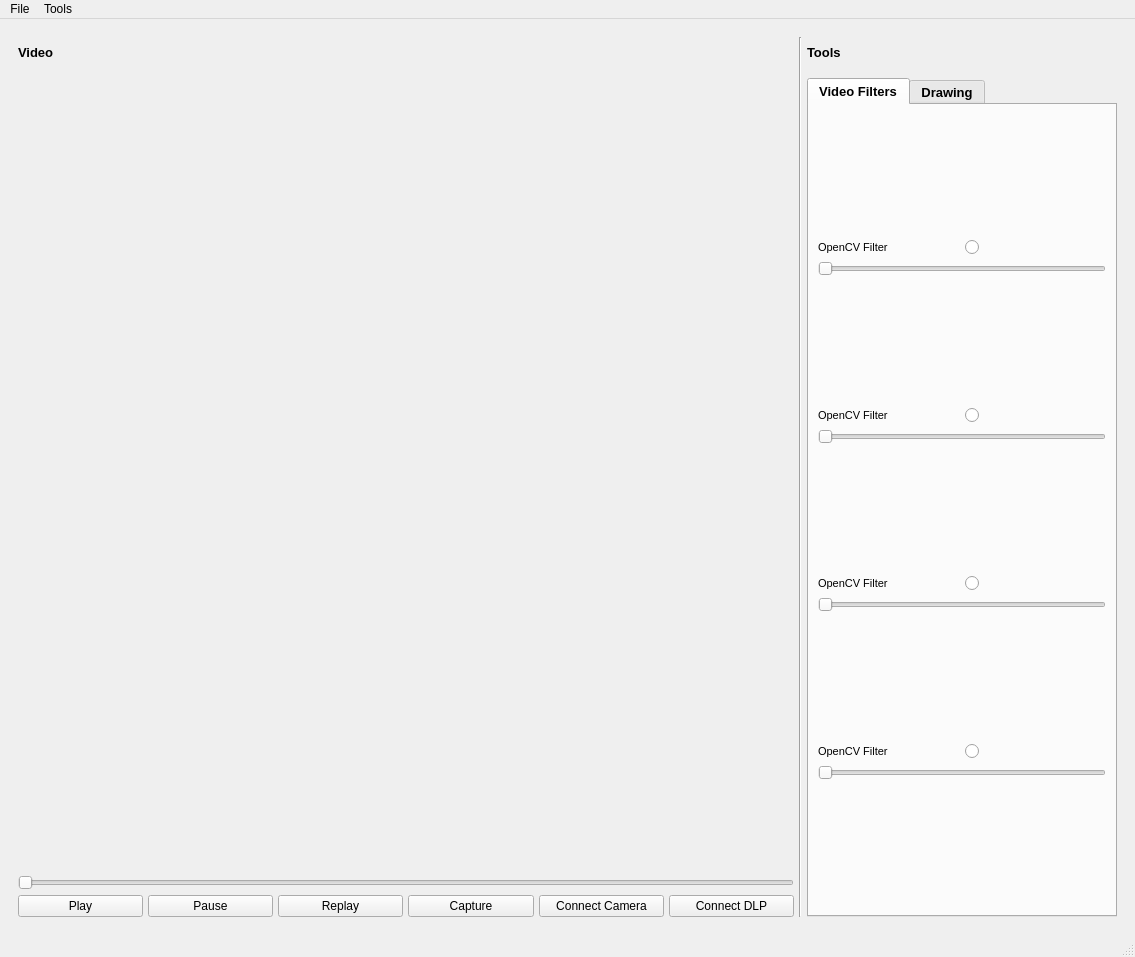
Old version of the form src/ui/dlpctl.ui in the repository tarumishra9498/dlpctlF25.
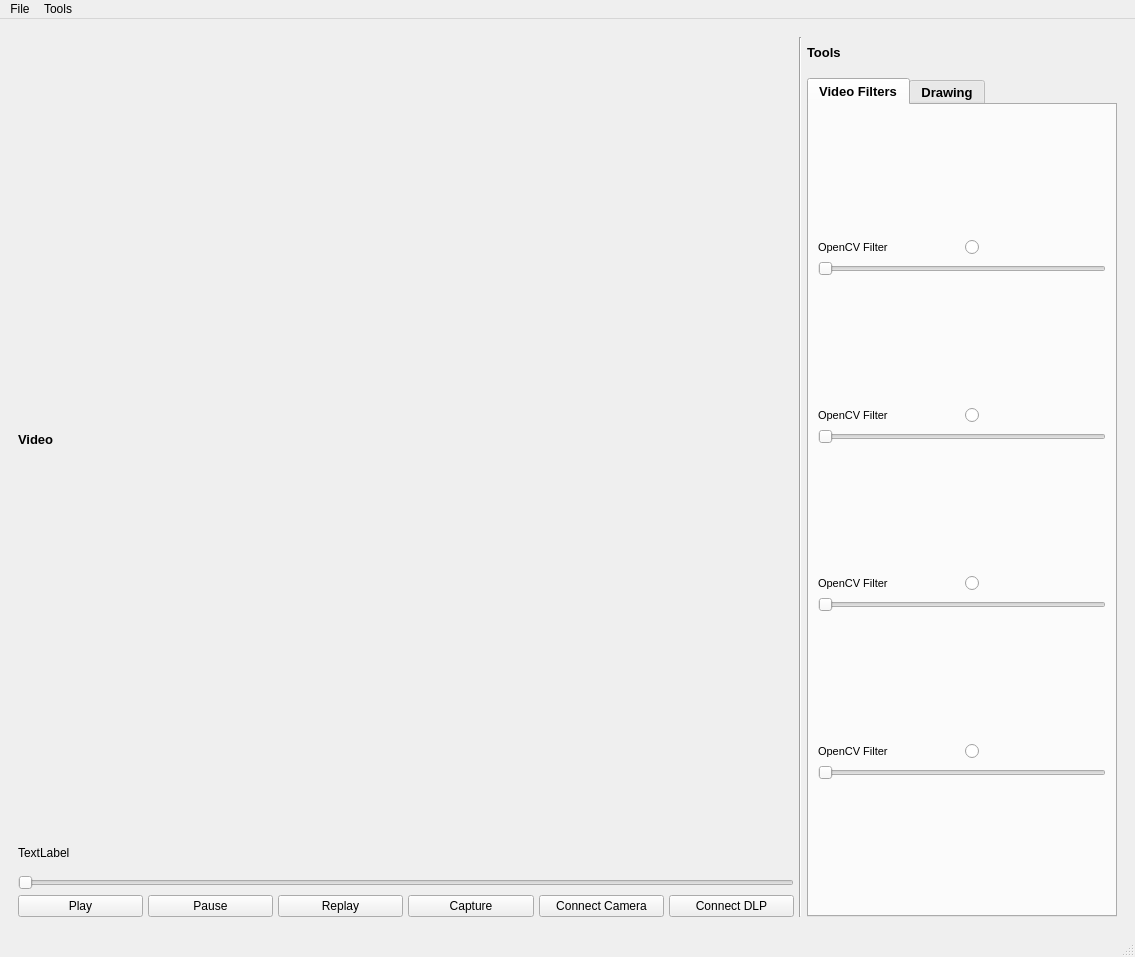
New version of the form.

Commit message: Camera video feed now updates in UI

```diff
--- a/src/ui/dlpctl.ui
+++ b/src/ui/dlpctl.ui
@@ -40,13 +40,12 @@
         <number>5</number>
        </property>
        <item>
-        <layout class="QVBoxLayout" name="video_layout" stretch="1,0,25,0,0,0">
+        <layout class="QVBoxLayout" name="video_layout" stretch="1,0,0,0,0,0">
          <item>
           <widget class="QLabel" name="label">
            <property name="font">
             <font>
              <pointsize>10</pointsize>
-             <weight>75</weight>
              <bold>true</bold>
             </font>
            </property>
@@ -55,6 +54,13 @@
            </property>
           </widget>
          </item>
+         <item>
+          <widget class="QLabel" name="video_frame">
+           <property name="text">
+            <string>TextLabel</string>
+           </property>
+          </widget>
+         </item>
          <item>
           <widget class="Line" name="line_2">
            <property name="orientation">
@@ -62,9 +68,6 @@
            </property>
           </widget>
          </item>
-         <item>
-          <widget class="QWidget" name="video_placeholder" native="true"/>
-         </item>
          <item>
           <widget class="Line" name="line_3">
            <property name="orientation">
```
Left out of the diff: 30 changed lines with no effect on the pictures. The commit also changes 2 other files.
